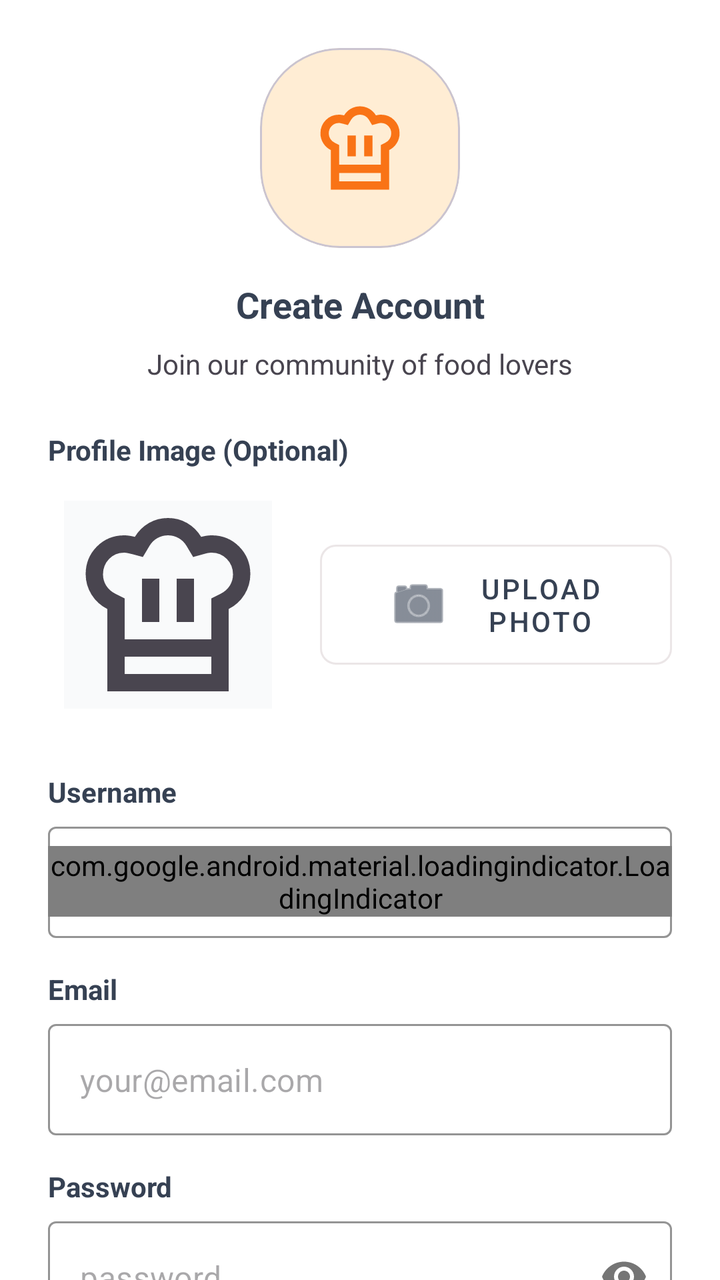
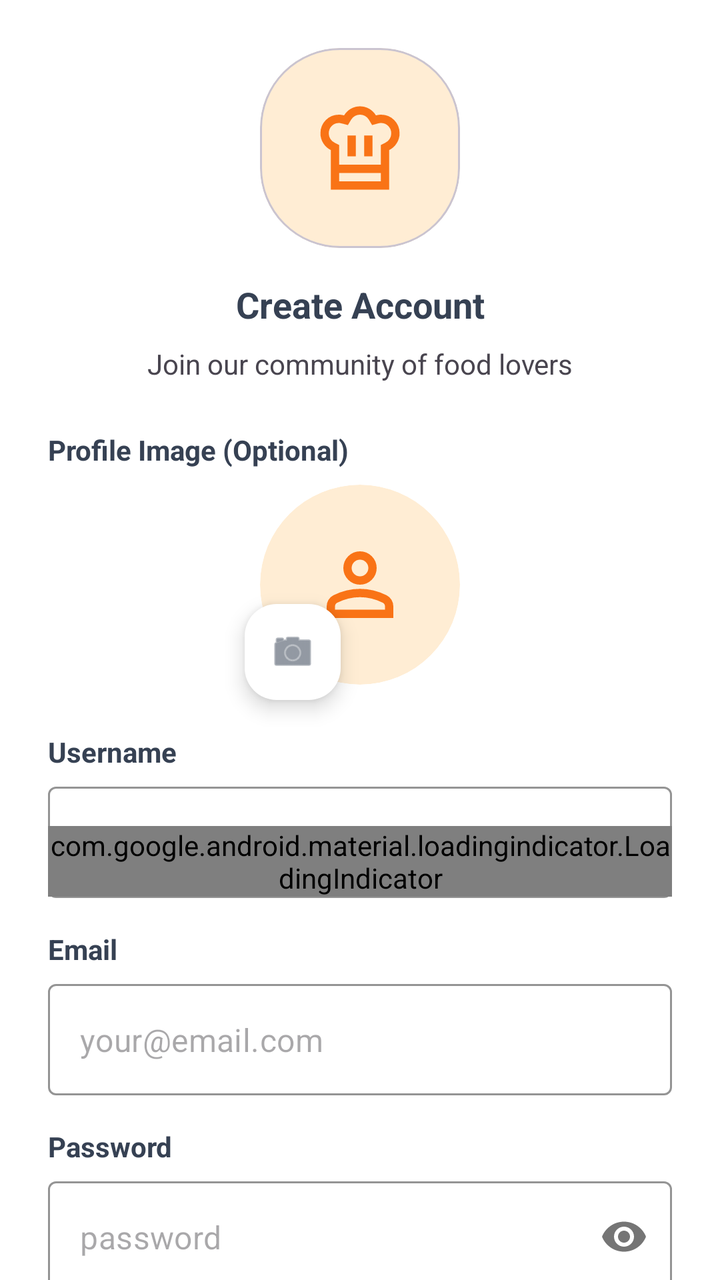

An Android layout rendered at two revisions. The XML below is the earlier revision; the diff shows what the commit changed to produce the second picture.
<!-- AndroidManifest.xml: application theme Theme.Plateful -->
<!-- res/layout/fragment_sign_up.xml -->
<?xml version="1.0" encoding="utf-8"?>
<androidx.core.widget.NestedScrollView xmlns:android="http://schemas.android.com/apk/res/android"
    xmlns:app="http://schemas.android.com/apk/res-auto"
    android:layout_width="match_parent"
    android:layout_height="match_parent"
    android:fillViewport="true"
    android:background="@color/white">

    <androidx.constraintlayout.widget.ConstraintLayout
        android:layout_width="match_parent"
        android:layout_height="wrap_content"
        android:padding="24dp">

        <com.google.android.material.card.MaterialCardView
            android:id="@+id/logo_card_view"
            android:layout_width="100dp"
            android:layout_height="100dp"
            app:cardBackgroundColor="@color/avatarBackground"
            app:cardCornerRadius="40dp"
            app:cardElevation="0dp"
            app:layout_constraintEnd_toEndOf="parent"
            app:layout_constraintStart_toStartOf="parent"
            app:layout_constraintTop_toTopOf="parent">

            <com.google.android.material.imageview.ShapeableImageView
                android:id="@+id/logo_image_view"
                android:layout_width="50dp"
                android:layout_height="50dp"
                android:layout_gravity="center"
                android:src="@drawable/ic_chef_hat"
                app:tint="@color/orange" />
        </com.google.android.material.card.MaterialCardView>

        <TextView
            android:id="@+id/title_text_view"
            android:layout_width="wrap_content"
            android:layout_height="wrap_content"
            android:layout_marginTop="16dp"
            android:text="@string/create_account"
            android:textColor="@color/textContent"
            android:textSize="18sp"
            android:textStyle="bold"
            app:layout_constraintEnd_toEndOf="parent"
            app:layout_constraintStart_toStartOf="parent"
            app:layout_constraintTop_toBottomOf="@+id/logo_card_view" />

        <TextView
            android:id="@+id/subtitle_text_view"
            android:layout_width="wrap_content"
            android:layout_height="wrap_content"
            android:layout_marginTop="8dp"
            android:text="@string/join_community"
            android:textSize="14sp"
            app:layout_constraintEnd_toEndOf="parent"
            app:layout_constraintStart_toStartOf="parent"
            app:layout_constraintTop_toBottomOf="@+id/title_text_view" />

        <TextView
            android:id="@+id/profile_image_label_text_view"
            android:layout_width="wrap_content"
            android:layout_height="wrap_content"
            android:layout_marginTop="24dp"
            android:text="@string/profile_image_optional"
            android:textColor="@color/textContent"
            android:textStyle="bold"
            app:layout_constraintStart_toStartOf="parent"
            app:layout_constraintTop_toBottomOf="@+id/subtitle_text_view" />

        <com.google.android.material.imageview.ShapeableImageView
            android:id="@+id/profile_preview_image_view"
            android:layout_width="120dp"
            android:layout_height="120dp"
            android:layout_marginTop="8dp"
            android:background="@color/grayBackground"
            android:padding="8dp"
            android:scaleType="centerCrop"
            app:layout_constraintStart_toStartOf="parent"
            app:layout_constraintTop_toBottomOf="@+id/profile_image_label_text_view"
            app:srcCompat="@drawable/ic_chef_hat" />

        <com.google.android.material.button.MaterialButton
            android:id="@+id/upload_photo_button"
            style="@style/Widget.MaterialComponents.Button.OutlinedButton"
            android:layout_width="0dp"
            android:layout_height="60dp"
            android:layout_marginStart="16dp"
            android:text="@string/upload_photo"
            android:textColor="@color/textContent"
            android:insetTop="0dp"
            android:insetBottom="0dp"
            android:minHeight="0dp"
            app:cornerRadius="8dp"
            app:strokeColor="@color/border"
            app:icon="@android:drawable/ic_menu_camera"
            app:iconSize="32dp"
            app:iconPadding="12dp"
            app:iconGravity="textStart"
            app:iconTint="@color/textContent"
            app:layout_constraintBottom_toBottomOf="@+id/profile_preview_image_view"
            app:layout_constraintEnd_toEndOf="parent"
            app:layout_constraintStart_toEndOf="@+id/profile_preview_image_view"
            app:layout_constraintTop_toTopOf="@+id/profile_preview_image_view" />

        <TextView
            android:id="@+id/username_label_text_view"
            android:layout_width="wrap_content"
            android:layout_height="wrap_content"
            android:layout_marginTop="24dp"
            android:text="@string/username_label"
            android:textColor="@color/textContent"
            android:textStyle="bold"
            app:layout_constraintStart_toStartOf="parent"
            app:layout_constraintTop_toBottomOf="@+id/profile_preview_image_view" />

        <com.google.android.material.textfield.TextInputLayout
            android:id="@+id/username_text_input_layout"
            style="@style/Widget.MaterialComponents.TextInputLayout.OutlinedBox"
            android:layout_width="match_parent"
            android:layout_height="wrap_content"
            android:layout_marginTop="8dp"
            app:boxStrokeColor="@color/orange"
            app:hintEnabled="false"
            app:layout_constraintTop_toBottomOf="@+id/username_label_text_view">

            <com.google.android.material.textfield.TextInputEditText
                android:layout_width="match_parent"
                android:layout_height="wrap_content"
                android:hint="@string/choose_username"
                android:inputType="textPersonName" />
        </com.google.android.material.textfield.TextInputLayout>

        <TextView
            android:id="@+id/email_label_text_view"
            android:layout_width="wrap_content"
            android:layout_height="wrap_content"
            android:layout_marginTop="16dp"
            android:text="@string/email_label"
            android:textColor="@color/textContent"
            android:textStyle="bold"
            app:layout_constraintStart_toStartOf="parent"
            app:layout_constraintTop_toBottomOf="@+id/username_text_input_layout" />

        <com.google.android.material.textfield.TextInputLayout
            android:id="@+id/email_text_input_layout"
            style="@style/Widget.MaterialComponents.TextInputLayout.OutlinedBox"
            android:layout_width="match_parent"
            android:layout_height="wrap_content"
            android:layout_marginTop="8dp"
            app:boxStrokeColor="@color/orange"
            app:hintEnabled="false"
            app:layout_constraintTop_toBottomOf="@+id/email_label_text_view">

            <com.google.android.material.textfield.TextInputEditText
                android:layout_width="match_parent"
                android:layout_height="wrap_content"
                android:hint="@string/email_hint"
                android:inputType="textEmailAddress" />
        </com.google.android.material.textfield.TextInputLayout>

        <TextView
            android:id="@+id/password_label_text_view"
            android:layout_width="wrap_content"
            android:layout_height="wrap_content"
            android:layout_marginTop="16dp"
            android:text="@string/password_label"
            android:textColor="@color/textContent"
            android:textStyle="bold"
            app:layout_constraintStart_toStartOf="parent"
            app:layout_constraintTop_toBottomOf="@+id/email_text_input_layout" />

        <com.google.android.material.textfield.TextInputLayout
            android:id="@+id/password_text_input_layout"
            style="@style/Widget.MaterialComponents.TextInputLayout.OutlinedBox"
            android:layout_width="match_parent"
            android:layout_height="wrap_content"
            android:layout_marginTop="8dp"
            app:boxStrokeColor="@color/orange"
            app:hintEnabled="false"
            app:passwordToggleEnabled="true"
            app:layout_constraintTop_toBottomOf="@+id/password_label_text_view">

            <com.google.android.material.textfield.TextInputEditText
                android:layout_width="match_parent"
                android:layout_height="wrap_content"
                android:hint="@string/password_hint"
                android:inputType="textPassword" />
        </com.google.android.material.textfield.TextInputLayout>

        <TextView
            android:id="@+id/confirm_password_label_text_view"
            android:layout_width="wrap_content"
            android:layout_height="wrap_content"
            android:layout_marginTop="16dp"
            android:text="@string/confirm_password"
            android:textColor="@color/textContent"
            android:textStyle="bold"
            app:layout_constraintStart_toStartOf="parent"
            app:layout_constraintTop_toBottomOf="@+id/password_text_input_layout" />

        <com.google.android.material.textfield.TextInputLayout
            android:id="@+id/confirm_password_text_input_layout"
            style="@style/Widget.MaterialComponents.TextInputLayout.OutlinedBox"
            android:layout_width="match_parent"
            android:layout_height="wrap_content"
            android:layout_marginTop="8dp"
            app:boxStrokeColor="@color/orange"
            app:hintEnabled="false"
            app:passwordToggleEnabled="true"
            app:layout_constraintTop_toBottomOf="@+id/confirm_password_label_text_view">

            <com.google.android.material.textfield.TextInputEditText
                android:layout_width="match_parent"
                android:layout_height="wrap_content"
                android:hint="@string/password_hint"
                android:inputType="textPassword" />
        </com.google.android.material.textfield.TextInputLayout>

        <com.google.android.material.button.MaterialButton
            android:id="@+id/create_account_button"
            android:layout_width="match_parent"
            android:layout_height="60dp"
            android:layout_marginTop="32dp"
            android:backgroundTint="@color/orange"
            android:text="@string/create_account"
            android:textSize="16sp"
            app:cornerRadius="12dp"
            app:layout_constraintTop_toBottomOf="@+id/confirm_password_text_input_layout" />

        <com.google.android.material.loadingindicator.LoadingIndicator
            android:id="@+id/loading_indicator"
            style="@style/Widget.Material3.LoadingIndicator.Contained"
            android:layout_width="wrap_content"
            android:layout_height="wrap_content"
            app:indicatorColor="@color/orange"
            app:layout_constraintBottom_toBottomOf="parent"
            app:layout_constraintEnd_toEndOf="parent"
            app:layout_constraintStart_toStartOf="parent"
            app:layout_constraintTop_toTopOf="parent" />

    </androidx.constraintlayout.widget.ConstraintLayout>
</androidx.core.widget.NestedScrollView>
<!-- resources referenced by this layout -->
<resources>
  <color name="avatarBackground">#ffedd4</color>
  <color name="border">#ebe6e7</color>
  <color name="grayBackground">#F9FAFB</color>
  <color name="orange">#f97316</color>
  <color name="textContent">#364153</color>
  <color name="white">#FFFFFFFF</color>
  <!-- drawable ic_chef_hat (drawable) -->
  <vector xmlns:android="http://schemas.android.com/apk/res/android"
      android:width="24dp"
      android:height="24dp"
      android:viewportWidth="960"
      android:viewportHeight="960"
      android:tint="?attr/colorControlNormal">
    <path
        android:fillColor="@android:color/white"
        android:pathData="M360,560L440,560L440,360L360,360L360,560ZM200,500Q154,477 127,433.5Q100,390 100,339Q100,264 151.5,212Q203,160 278,160Q290,160 302.5,162Q315,164 327,167L327,167L327,167Q352,126 392,103Q432,80 480,80Q528,80 568,103Q608,126 633,167L633,167L633,167Q645,164 657,162Q669,160 682,160Q757,160 808.5,212Q860,264 860,339Q860,390 833,433.5Q806,477 760,500L760,720L200,720L200,500ZM520,560L600,560L600,360L520,360L520,560ZM280,640L680,640L680,451L724,429Q750,416 765,392.5Q780,369 780,340Q780,298 751.5,269Q723,240 682,240Q671,240 662,242Q653,244 643,247L596,260L565,208Q551,185 528.5,172.5Q506,160 480,160Q454,160 431.5,172.5Q409,185 395,208L364,260L316,247Q306,245 296.5,242.5Q287,240 277,240Q236,240 208,269Q180,298 180,340Q180,369 195,392.5Q210,416 236,429L280,451L280,640ZM200,720L280,720L280,800L680,800L680,720L760,720L760,880L200,880L200,720ZM480,640L480,640L480,640Q480,640 480,640Q480,640 480,640Q480,640 480,640Q480,640 480,640Q480,640 480,640Q480,640 480,640L480,640L480,640Q480,640 480,640Q480,640 480,640Q480,640 480,640Q480,640 480,640L480,640L480,640Q480,640 480,640Q480,640 480,640Q480,640 480,640Q480,640 480,640Q480,640 480,640Q480,640 480,640L480,640L480,640Z"/>
  </vector>
  <string name="choose_username">Choose a username</string>
  <string name="confirm_password">Confirm Password</string>
  <string name="create_account">Create Account</string>
  <string name="email_hint">your@email.com</string>
  <string name="email_label">Email</string>
  <string name="join_community">Join our community of food lovers</string>
  <string name="password_hint">password</string>
  <string name="password_label">Password</string>
  <string name="profile_image_optional">Profile Image (Optional)</string>
  <string name="upload_photo">Upload Photo</string>
  <string name="username_label">Username</string>
  <style name="Theme.Plateful" parent="Base.Theme.Plateful" />
  <style name="Base.Theme.Plateful" parent="Theme.Material3.DayNight.NoActionBar">
          
          
      </style>
</resources>

<!-- the commit's change to res/layout/fragment_sign_up.xml (unified diff, before → after) -->
@@ -66,40 +66,41 @@
             app:layout_constraintStart_toStartOf="parent"
             app:layout_constraintTop_toBottomOf="@+id/subtitle_text_view" />
 
-        <com.google.android.material.imageview.ShapeableImageView
-            android:id="@+id/profile_preview_image_view"
-            android:layout_width="120dp"
-            android:layout_height="120dp"
-            android:layout_marginTop="8dp"
-            android:background="@color/grayBackground"
-            android:padding="8dp"
-            android:scaleType="centerCrop"
+        <com.google.android.material.card.MaterialCardView
+            android:id="@+id/avatar_card_view"
+            android:layout_width="100dp"
+            android:layout_height="100dp"
+            android:layout_marginTop="8dp"
+            app:cardBackgroundColor="@color/avatarBackground"
+            app:cardCornerRadius="60dp"
+            app:cardElevation="0dp"
+            app:layout_constraintEnd_toEndOf="parent"
             app:layout_constraintStart_toStartOf="parent"
             app:layout_constraintTop_toBottomOf="@+id/profile_image_label_text_view"
-            app:srcCompat="@drawable/ic_chef_hat" />
-
-        <com.google.android.material.button.MaterialButton
+            app:strokeWidth="0dp">
+
+            <com.google.android.material.imageview.ShapeableImageView
+                android:id="@+id/profile_preview_image_view"
+                android:layout_width="50dp"
+                android:layout_height="50dp"
+                android:layout_gravity="center"
+                app:tint="@color/orange"
+                android:src="@drawable/ic_person" />
+        </com.google.android.material.card.MaterialCardView>
+
+        <com.google.android.material.floatingactionbutton.FloatingActionButton
             android:id="@+id/upload_photo_button"
-            style="@style/Widget.MaterialComponents.Button.OutlinedButton"
-            android:layout_width="0dp"
-            android:layout_height="60dp"
-            android:layout_marginStart="16dp"
-            android:text="@string/upload_photo"
-            android:textColor="@color/textContent"
-            android:insetTop="0dp"
-            android:insetBottom="0dp"
-            android:minHeight="0dp"
-            app:cornerRadius="8dp"
-            app:strokeColor="@color/border"
-            app:icon="@android:drawable/ic_menu_camera"
-            app:iconSize="32dp"
-            app:iconPadding="12dp"
-            app:iconGravity="textStart"
-            app:iconTint="@color/textContent"
-            app:layout_constraintBottom_toBottomOf="@+id/profile_preview_image_view"
-            app:layout_constraintEnd_toEndOf="parent"
-            app:layout_constraintStart_toEndOf="@+id/profile_preview_image_view"
-            app:layout_constraintTop_toTopOf="@+id/profile_preview_image_view" />
+            android:layout_width="wrap_content"
+            android:layout_height="wrap_content"
+            android:layout_marginStart="-8dp"
+            android:layout_marginBottom="-8dp"
+            app:srcCompat="@android:drawable/ic_menu_camera"
+            app:tint="@color/darkGray"
+            app:backgroundTint="@android:color/white"
+            app:fabCustomSize="48dp"
+            app:maxImageSize="24dp"
+            app:layout_constraintBottom_toBottomOf="@id/avatar_card_view"
+            app:layout_constraintStart_toStartOf="@id/avatar_card_view" />
 
         <TextView
             android:id="@+id/username_label_text_view"
@@ -110,7 +111,7 @@
             android:textColor="@color/textContent"
             android:textStyle="bold"
             app:layout_constraintStart_toStartOf="parent"
-            app:layout_constraintTop_toBottomOf="@+id/profile_preview_image_view" />
+            app:layout_constraintTop_toBottomOf="@+id/avatar_card_view" />
 
         <com.google.android.material.textfield.TextInputLayout
             android:id="@+id/username_text_input_layout"
<!-- resource entries referenced after the edit -->
@@ -1,8 +1,7 @@
 <!-- resources referenced by this layout -->
 <resources>
   <color name="avatarBackground">#ffedd4</color>
-  <color name="border">#ebe6e7</color>
-  <color name="grayBackground">#F9FAFB</color>
+  <color name="darkGray">#4a5565</color>
   <color name="orange">#f97316</color>
   <color name="textContent">#364153</color>
   <color name="white">#FFFFFFFF</color>
@@ -17,6 +16,17 @@
         android:fillColor="@android:color/white"
         android:pathData="M360,560L440,560L440,360L360,360L360,560ZM200,500Q154,477 127,433.5Q100,390 100,339Q100,264 151.5,212Q203,160 278,160Q290,160 302.5,162Q315,164 327,167L327,167L327,167Q352,126 392,103Q432,80 480,80Q528,80 568,103Q608,126 633,167L633,167L633,167Q645,164 657,162Q669,160 682,160Q757,160 808.5,212Q860,264 860,339Q860,390 833,433.5Q806,477 760,500L760,720L200,720L200,500ZM520,560L600,560L600,360L520,360L520,560ZM280,640L680,640L680,451L724,429Q750,416 765,392.5Q780,369 780,340Q780,298 751.5,269Q723,240 682,240Q671,240 662,242Q653,244 643,247L596,260L565,208Q551,185 528.5,172.5Q506,160 480,160Q454,160 431.5,172.5Q409,185 395,208L364,260L316,247Q306,245 296.5,242.5Q287,240 277,240Q236,240 208,269Q180,298 180,340Q180,369 195,392.5Q210,416 236,429L280,451L280,640ZM200,720L280,720L280,800L680,800L680,720L760,720L760,880L200,880L200,720ZM480,640L480,640L480,640Q480,640 480,640Q480,640 480,640Q480,640 480,640Q480,640 480,640Q480,640 480,640Q480,640 480,640L480,640L480,640Q480,640 480,640Q480,640 480,640Q480,640 480,640Q480,640 480,640L480,640L480,640Q480,640 480,640Q480,640 480,640Q480,640 480,640Q480,640 480,640Q480,640 480,640Q480,640 480,640L480,640L480,640Z"/>
   </vector>
+  <!-- drawable ic_person (drawable) -->
+  <vector xmlns:android="http://schemas.android.com/apk/res/android"
+      android:width="24dp"
+      android:height="24dp"
+      android:viewportWidth="960"
+      android:viewportHeight="960"
+      android:tint="?attr/colorControlNormal">
+    <path
+        android:fillColor="@android:color/white"
+        android:pathData="M367,433Q320,386 320,320Q320,254 367,207Q414,160 480,160Q546,160 593,207Q640,254 640,320Q640,386 593,433Q546,480 480,480Q414,480 367,433ZM160,800L160,688Q160,654 177.5,625.5Q195,597 224,582Q286,551 350,535.5Q414,520 480,520Q546,520 610,535.5Q674,551 736,582Q765,597 782.5,625.5Q800,654 800,688L800,800L160,800ZM240,720L720,720L720,688Q720,677 714.5,668Q709,659 700,654Q646,627 591,613.5Q536,600 480,600Q424,600 369,613.5Q314,627 260,654Q251,659 245.5,668Q240,677 240,688L240,720ZM536.5,376.5Q560,353 560,320Q560,287 536.5,263.5Q513,240 480,240Q447,240 423.5,263.5Q400,287 400,320Q400,353 423.5,376.5Q447,400 480,400Q513,400 536.5,376.5ZM480,320Q480,320 480,320Q480,320 480,320Q480,320 480,320Q480,320 480,320Q480,320 480,320Q480,320 480,320Q480,320 480,320Q480,320 480,320ZM480,720L480,720Q480,720 480,720Q480,720 480,720Q480,720 480,720Q480,720 480,720Q480,720 480,720Q480,720 480,720Q480,720 480,720Q480,720 480,720L480,720Z"/>
+  </vector>
   <string name="choose_username">Choose a username</string>
   <string name="confirm_password">Confirm Password</string>
   <string name="create_account">Create Account</string>
@@ -26,7 +36,6 @@
   <string name="password_hint">password</string>
   <string name="password_label">Password</string>
   <string name="profile_image_optional">Profile Image (Optional)</string>
-  <string name="upload_photo">Upload Photo</string>
   <string name="username_label">Username</string>
   <style name="Theme.Plateful" parent="Base.Theme.Plateful" />
   <style name="Base.Theme.Plateful" parent="Theme.Material3.DayNight.NoActionBar">
